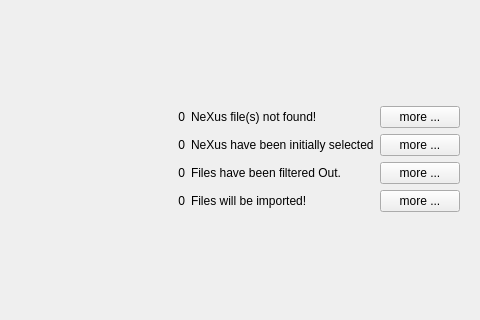
First picture: the form in designer/ui_import_from_database_new.ui, repository neutrons/addie, before the edit; both pictures show x 216 to 696 and y 161 to 481 of the 696 by 584 pixel window.
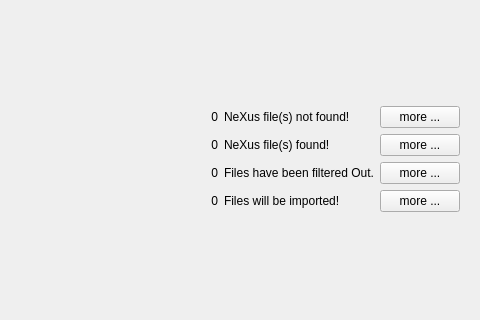
Second picture: the form after the edit. The open tabs and pages were chosen to show the change.

Patch:
```diff
--- a/designer/ui_import_from_database_new.ui
+++ b/designer/ui_import_from_database_new.ui
@@ -470,7 +470,7 @@
          <item row="1" column="2">
           <widget class="QLabel" name="number_of_files_to_import_label_2">
            <property name="text">
-            <string>NeXus have been initially selected</string>
+            <string>NeXus file(s) found!</string>
            </property>
           </widget>
          </item>
```
